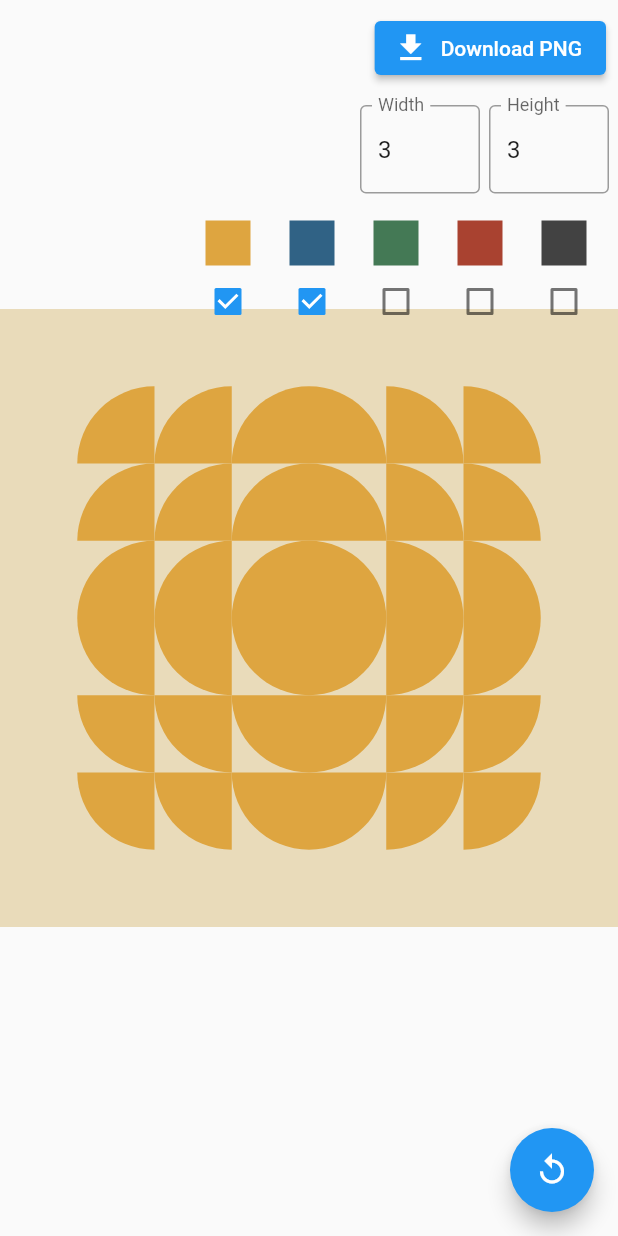
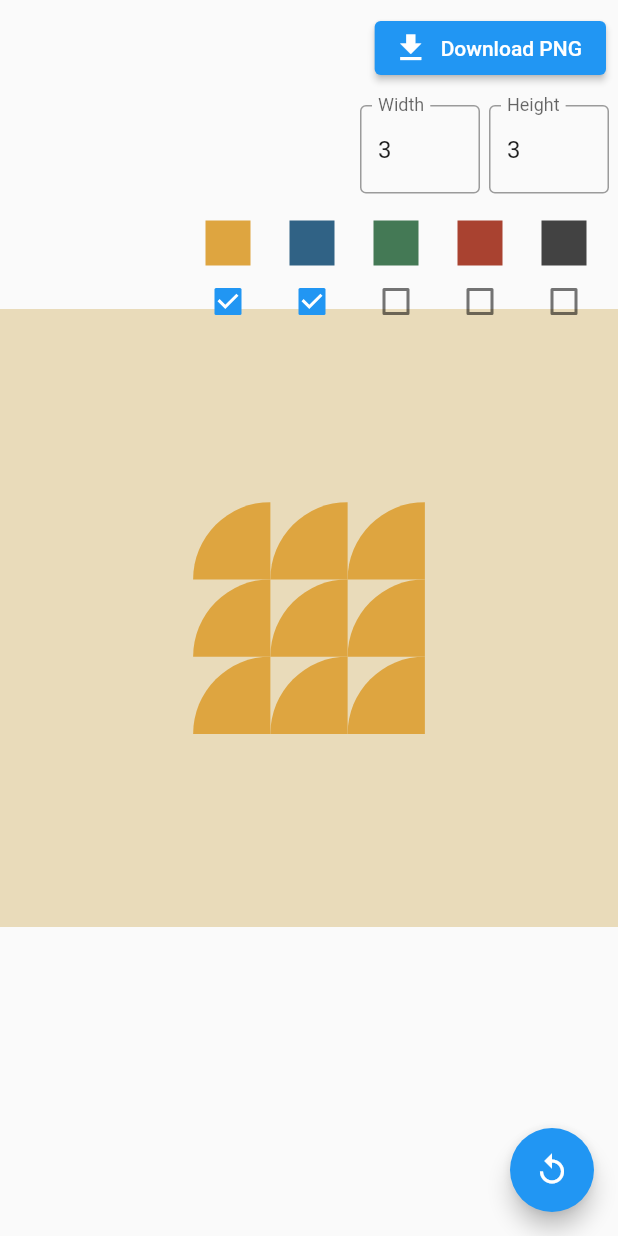
Before and after one commit to guidotheelen/tiles, a Flutter app: the screen it shows after launch, on a phone screen of 412 x 824 dp. Run offline on Flutter 3.47's test engine with Material 2 defaults, Android fonts, the phone set to English and light mode, and no system bars; drawn by our look-alikes of screenshot; missing offline and left inert: dart:html.

Commit message:
refactor: remove grid

```diff
--- a/lib/mirored_tiles.dart
+++ b/lib/mirored_tiles.dart
@@ -19,27 +19,27 @@ class MiroredTiles extends StatelessWidget {
           mainAxisAlignment: MainAxisAlignment.center,
           children: [
             tile,
-            Transform(
-              alignment: Alignment.center,
-              transform: Matrix4.rotationY(pi),
-              child: tile,
-            ),
+            // Transform(
+            //   alignment: Alignment.center,
+            //   transform: Matrix4.rotationY(pi),
+            //   child: tile,
+            // ),
           ],
         ),
-        Transform(
-          alignment: Alignment.center,
-          transform: Matrix4.rotationX(pi),
-          child: Row(
-            mainAxisAlignment: MainAxisAlignment.center,
-            children: [
-              tile,
-              Transform(
-                  alignment: Alignment.center,
-                  transform: Matrix4.rotationY(pi),
-                  child: tile),
-            ],
-          ),
-        ),
+        // Transform(
+        //   alignment: Alignment.center,
+        //   transform: Matrix4.rotationX(pi),
+        //   child: Row(
+        //     mainAxisAlignment: MainAxisAlignment.center,
+        //     children: [
+        //       tile,
+        //       Transform(
+        //           alignment: Alignment.center,
+        //           transform: Matrix4.rotationY(pi),
+        //           child: tile),
+        //     ],
+        //   ),
+        // ),
       ],
     );
   }
--- a/lib/shape_grid.dart
+++ b/lib/shape_grid.dart
@@ -23,19 +23,21 @@ class ShapeGrid extends StatelessWidget {
     return SizedBox(
       width: size.width,
       height: size.height,
-      child: GridView(
-        gridDelegate: SliverGridDelegateWithFixedCrossAxisCount(
-          crossAxisCount: horizontalTileCount,
-        ),
+      child: Column(
         children: List.generate(
-          horizontalTileCount * verticalTileCount,
-          (index) => Shape(
-            size: size.width / horizontalTileCount,
-            color: colors[index],
-            corner: Corner.values[randomNums[index]],
+          horizontalTileCount,
+          (yIndex) => Row(
+            children: List.generate(
+              verticalTileCount,
+              (xIndex) => Shape(
+                size: size.width / horizontalTileCount,
+                color: colors[yIndex * verticalTileCount + xIndex],
+                corner: Corner
+                    .values[randomNums[yIndex * verticalTileCount + xIndex]],
+              ),
+            ),
           ),
         ),
-        primary: false,
       ),
     );
   }
```
